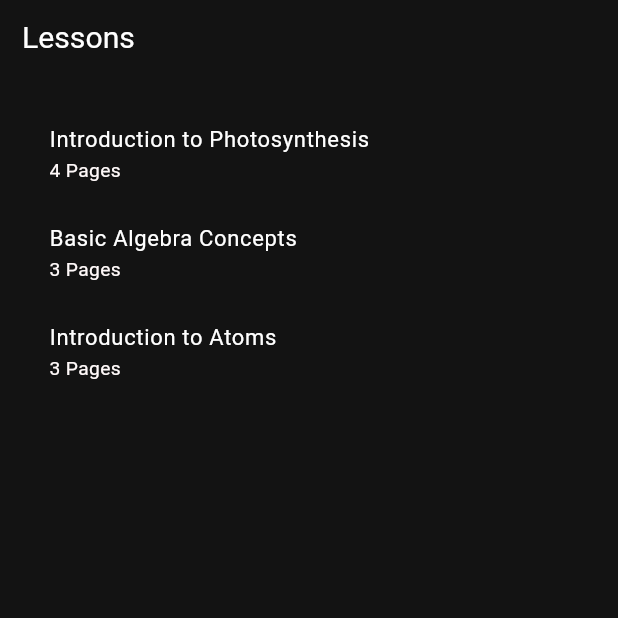
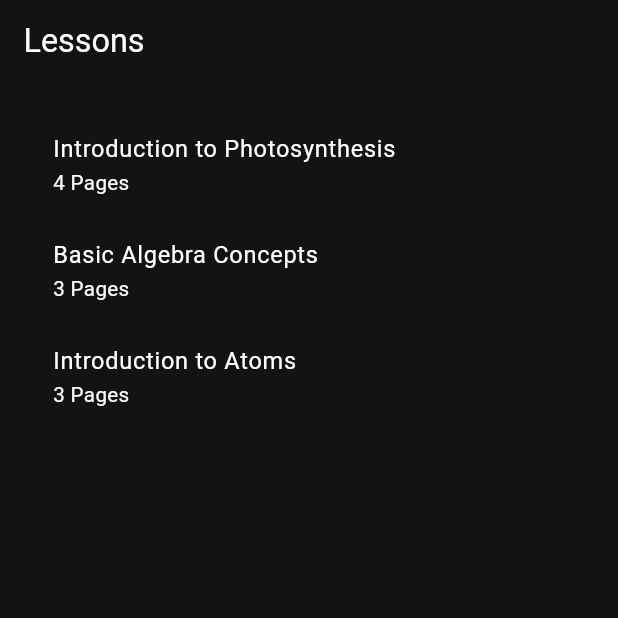
Before and after one commit to rfmussa/simpleclub_demo, a Flutter app: the screen it shows after launch, on a phone screen of 412 x 824 dp, the top half of it. Run offline on Flutter 3.47's test engine with Material 3 defaults, Android fonts, the phone set to English and light mode, and no system bars; our stand-ins replace auto_route, auto_size_text, bloc, device_preview, expandable_page_view, flutter_bloc and 6 more; generated files the repository leaves out were written again.

Commit message:
changed responsive breakpoints

```diff
--- a/lib/app/view/responsive_wrapper.dart
+++ b/lib/app/view/responsive_wrapper.dart
@@ -12,11 +12,10 @@ class ResponsiveBreakPointWrapper extends StatelessWidget {
     return ResponsiveBreakpoints.builder(
       child: ResponsiveViewWrapper(child: child),
       breakpoints: [
-        const Breakpoint(start: 0, end: 450, name: MOBILE),
-        const Breakpoint(start: 451, end: 800, name: TABLET),
-        const Breakpoint(start: 801, end: 1920, name: DESKTOP),
-        //const Breakpoint(start: 1921, end: double.infinity, name: '4K'),
-        //const Breakpoint(start: 1921, end: double.infinity, name: '4K'),
+        const Breakpoint(start: 0, end: 440, name: MOBILE),
+        const Breakpoint(start: 440, end: 850, name: TABLET),
+        const Breakpoint(start: 850, end: 1920, name: DESKTOP),
+        const Breakpoint(start: 1921, end: double.infinity, name: '4K'),
       ],
     );
   }
@@ -29,39 +28,22 @@ class ResponsiveViewWrapper extends StatelessWidget {
 
   @override
   Widget build(BuildContext context) {
-    return MaxWidthBox(
-      maxWidth: 1920,
+    return Container(
+      child: MaxWidthBox(
+        maxWidth: 3840,
+        background: Container(color: Colors.indigo),
         child: ResponsiveScaledBox(
           width: ResponsiveValue<double?>(context,
               conditionalValues: const [
-              Condition.equals(name: MOBILE, value: 450),
-              Condition.equals(name: TABLET, value: 800),
-              Condition.equals(name: DESKTOP, value: 1000),
-              //Condition.equals(name: '4K', value: 3840),
+                const Condition.equals(name: MOBILE, value: 420),
+                const Condition.equals(name: TABLET, value: 800),
+                const Condition.equals(name: DESKTOP, value: 1800),
+                const Condition.equals(name: '4K', value: 3840),
               ]).value,
           child:
               BouncingScrollWrapper.builder(context, child, dragWithMouse: true),
         ),
+      ),
     );
   }
 }
-
-/// A convenience widget to wrap main blocks with:
-///  - ResponsiveContraints for max width.
-///  - A Center to allow constraints to work in a List.
-class BlockWrapper extends StatelessWidget {
-
-  const BlockWrapper(this.widget, {super.key});
-  final Widget widget;
-
-  @override
-  Widget build(BuildContext context) {
-    return Center(
-      child: ResponsiveConstraints(conditionalConstraints: const [
-        Condition.equals(name: MOBILE, value: BoxConstraints(maxWidth: 600)),
-        Condition.equals(name: TABLET, value: BoxConstraints(maxWidth: 700)),
-        Condition.largerThan(name: TABLET, value: BoxConstraints(maxWidth: 1280)),
-      ], child: widget),
-    );
-  }
-}
```
Lines whose indentation alone changed are shown as unchanged.
